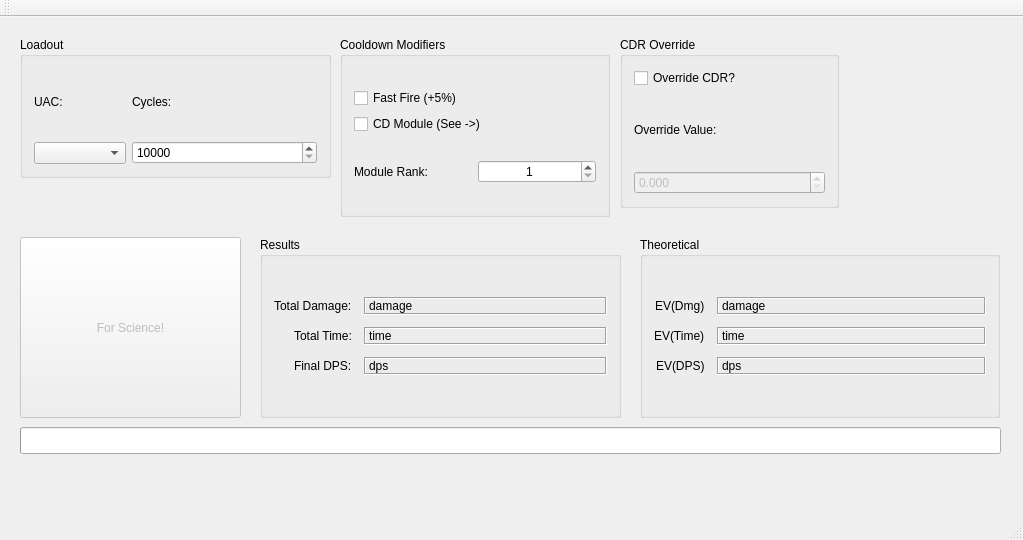
Above: uactest/uactest.ui from mark-ting/uac-test-gui before the change. Below: the same form after it.
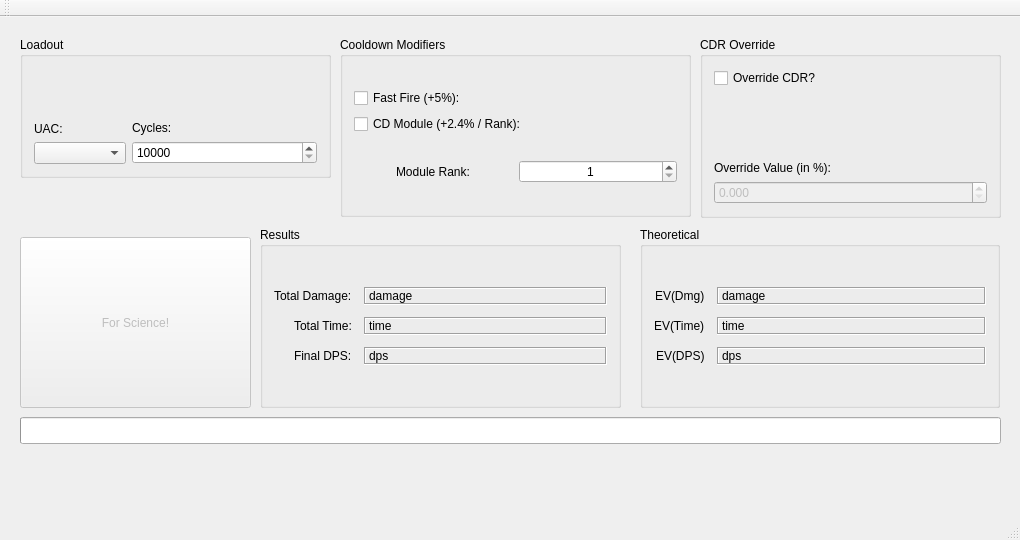
That is the form after the change.

Commit message: Added CDR override and fixed exclusion. Theoretical displays added but not functional.

```diff
--- a/uactest/uactest.ui
+++ b/uactest/uactest.ui
@@ -6,7 +6,7 @@
    <rect>
     <x>0</x>
     <y>0</y>
-    <width>1023</width>
+    <width>1020</width>
     <height>540</height>
    </rect>
   </property>
@@ -28,8 +28,8 @@
      <rect>
       <x>20</x>
       <y>220</y>
-      <width>221</width>
-      <height>181</height>
+      <width>231</width>
+      <height>171</height>
      </rect>
     </property>
     <property name="toolTip">
@@ -44,7 +44,7 @@
      <rect>
       <x>340</x>
       <y>20</y>
-      <width>270</width>
+      <width>351</width>
       <height>180</height>
      </rect>
     </property>
@@ -63,7 +63,7 @@
           <string>&lt;html&gt;&lt;head/&gt;&lt;body&gt;&lt;p&gt;Enables Fast Fire.&lt;/p&gt;&lt;p&gt;This results in 5% CDR.&lt;/p&gt;&lt;/body&gt;&lt;/html&gt;</string>
          </property>
          <property name="text">
-          <string>Fast Fire (+5%)</string>
+          <string>Fast Fire (+5%):</string>
          </property>
         </widget>
        </item>
@@ -73,7 +73,7 @@
           <string>&lt;html&gt;&lt;head/&gt;&lt;body&gt;&lt;p&gt;Enables UAC Cooldown Module.&lt;/p&gt;&lt;p&gt;This assumes a Rank 5 module, which results in 12% CDR.&lt;/p&gt;&lt;p&gt;(Note: disabled for UAC2)&lt;/p&gt;&lt;/body&gt;&lt;/html&gt;</string>
          </property>
          <property name="text">
-          <string>CD Module (See -&gt;)</string>
+          <string>CD Module (+2.4% / Rank):</string>
          </property>
         </widget>
        </item>
@@ -81,7 +81,7 @@
      </item>
      <item>
       <layout class="QHBoxLayout" name="moduleLayout">
-       <item>
+       <item alignment="Qt::AlignHCenter">
         <widget class="QLabel" name="moduleRankLabel">
          <property name="text">
           <string>Module Rank:</string>
@@ -128,7 +128,7 @@
       <layout class="QHBoxLayout" name="loadoutLayout" stretch="1,2">
        <item>
         <layout class="QVBoxLayout" name="uacSelectLayout" stretch="0,0">
-         <item>
+         <item alignment="Qt::AlignBottom">
           <widget class="QLabel" name="uacSelectLabel">
            <property name="text">
             <string>UAC:</string>
@@ -174,7 +174,7 @@
        </item>
        <item>
         <layout class="QVBoxLayout" name="cycleCountLayout" stretch="0,0">
-         <item>
+         <item alignment="Qt::AlignBottom">
           <widget class="QLabel" name="cycleCountLabel">
            <property name="text">
             <string>Cycles:</string>
@@ -207,7 +207,7 @@
     <property name="geometry">
      <rect>
       <x>20</x>
-      <y>410</y>
+      <y>400</y>
       <width>981</width>
       <height>27</height>
      </rect>
@@ -232,7 +232,7 @@
     <property name="geometry">
      <rect>
       <x>260</x>
-      <y>220</y>
+      <y>210</y>
       <width>361</width>
       <height>181</height>
      </rect>
@@ -338,7 +338,7 @@
     <property name="geometry">
      <rect>
       <x>640</x>
-      <y>220</y>
+      <y>210</y>
       <width>360</width>
       <height>181</height>
      </rect>
@@ -443,10 +443,10 @@
    <widget class="QGroupBox" name="overrideCdrBox">
     <property name="geometry">
      <rect>
-      <x>620</x>
+      <x>700</x>
       <y>20</y>
-      <width>219</width>
-      <height>171</height>
+      <width>301</width>
+      <height>181</height>
      </rect>
     </property>
     <property name="title">
@@ -464,10 +464,10 @@
        </item>
        <item>
         <layout class="QVBoxLayout" name="overrideCdrValueLayout">
-         <item>
+         <item alignment="Qt::AlignBottom">
           <widget class="QLabel" name="overrideCdrValueLabel">
            <property name="text">
-            <string>Override Value:</string>
+            <string>Override Value (in %):</string>
            </property>
            <property name="buddy">
             <cstring>overrideCdrValue</cstring>
```
Left out of the diff: 47 changed lines with no effect on the pictures. The commit also changes 3 other files.
